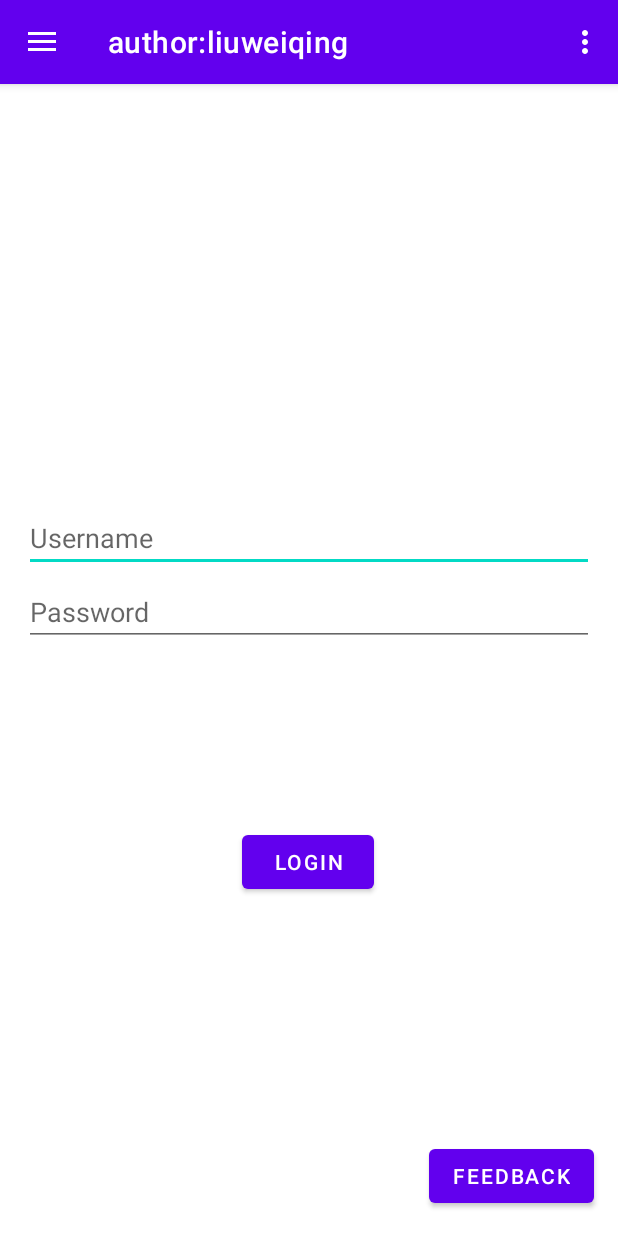
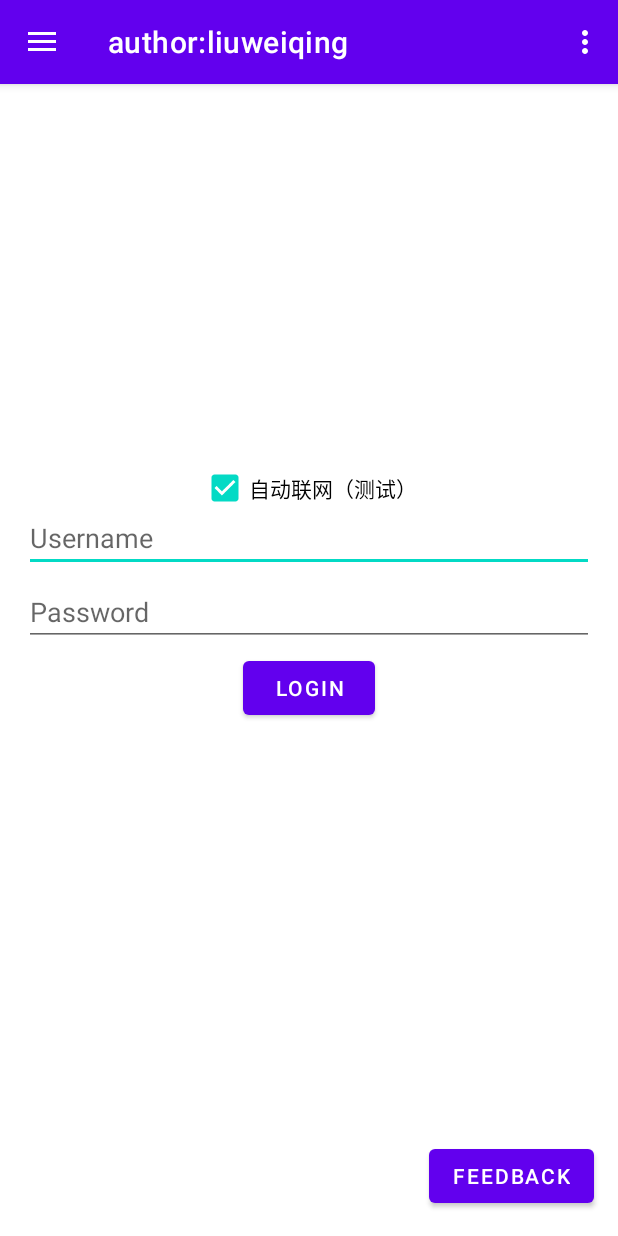
Before and after one commit to 14790897/auto_wlan_connect, an Android app: the screen it shows after launch (MainActivity), on a phone screen of 412 x 824 dp. Run offline under Robolectric (Android 15) with nearby library versions, the phone set to English and light mode, and no system bars; our stand-ins replace navigation-ui.

Commit message:
ui: auto_connect_checkbox

```diff
--- a/app/src/main/res/layout/content_main.xml
+++ b/app/src/main/res/layout/content_main.xml
@@ -13,14 +13,26 @@
         android:layout_width="match_parent"
         android:layout_height="match_parent"
         app:defaultNavHost="true"
+        app:layout_constraintHorizontal_bias="0.0"
         app:layout_constraintLeft_toLeftOf="parent"
         app:layout_constraintRight_toRightOf="parent"
         app:layout_constraintTop_toTopOf="parent"
         app:navGraph="@navigation/mobile_navigation" />
 
+
     <!-- 用户名输入框 -->
 
-    <!-- 密码输入框 -->
+    <CheckBox
+        android:id="@+id/checkbox_feature"
+        android:layout_width="wrap_content"
+        android:layout_height="wrap_content"
+        android:text="自动联网（测试）"
+        android:checked="true"
+        app:layout_constraintBottom_toBottomOf="parent"
+        app:layout_constraintEnd_toEndOf="parent"
+        app:layout_constraintStart_toStartOf="parent"
+        app:layout_constraintTop_toTopOf="parent"
+        app:layout_constraintVertical_bias="0.341" />
 
     <EditText
         android:id="@+id/username_input"
@@ -31,10 +43,10 @@
         android:layout_marginEnd="16dp"
         android:hint="Username"
         app:layout_constraintEnd_toEndOf="parent"
-        app:layout_constraintHorizontal_bias="1.0"
         app:layout_constraintStart_toStartOf="parent"
         app:layout_constraintTop_toTopOf="parent" />
 
+    <!-- 密码输入框 -->
     <EditText
         android:id="@+id/password_input"
         android:layout_width="0dp"
@@ -45,7 +57,6 @@
         android:hint="Password"
         android:inputType="textPassword"
         app:layout_constraintEnd_toEndOf="parent"
-        app:layout_constraintHorizontal_bias="1.0"
         app:layout_constraintStart_toStartOf="parent"
         app:layout_constraintTop_toBottomOf="@+id/username_input" />
 
@@ -54,10 +65,10 @@
         android:id="@+id/login_button"
         android:layout_width="wrap_content"
         android:layout_height="wrap_content"
-        android:layout_marginTop="120dp"
+        android:layout_marginTop="4dp"
         android:text="Login"
         app:layout_constraintEnd_toEndOf="parent"
-        app:layout_constraintHorizontal_bias="0.498"
         app:layout_constraintStart_toStartOf="parent"
         app:layout_constraintTop_toBottomOf="@+id/password_input" />
+
 </androidx.constraintlayout.widget.ConstraintLayout>
```
